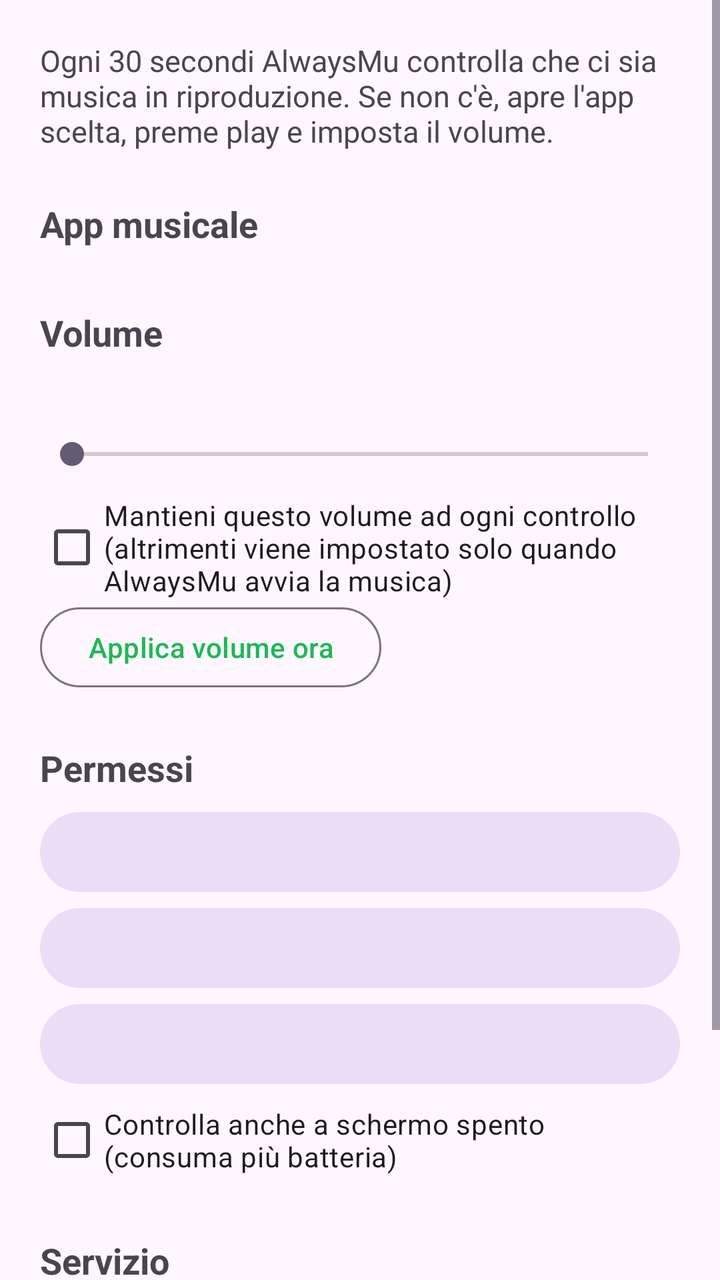
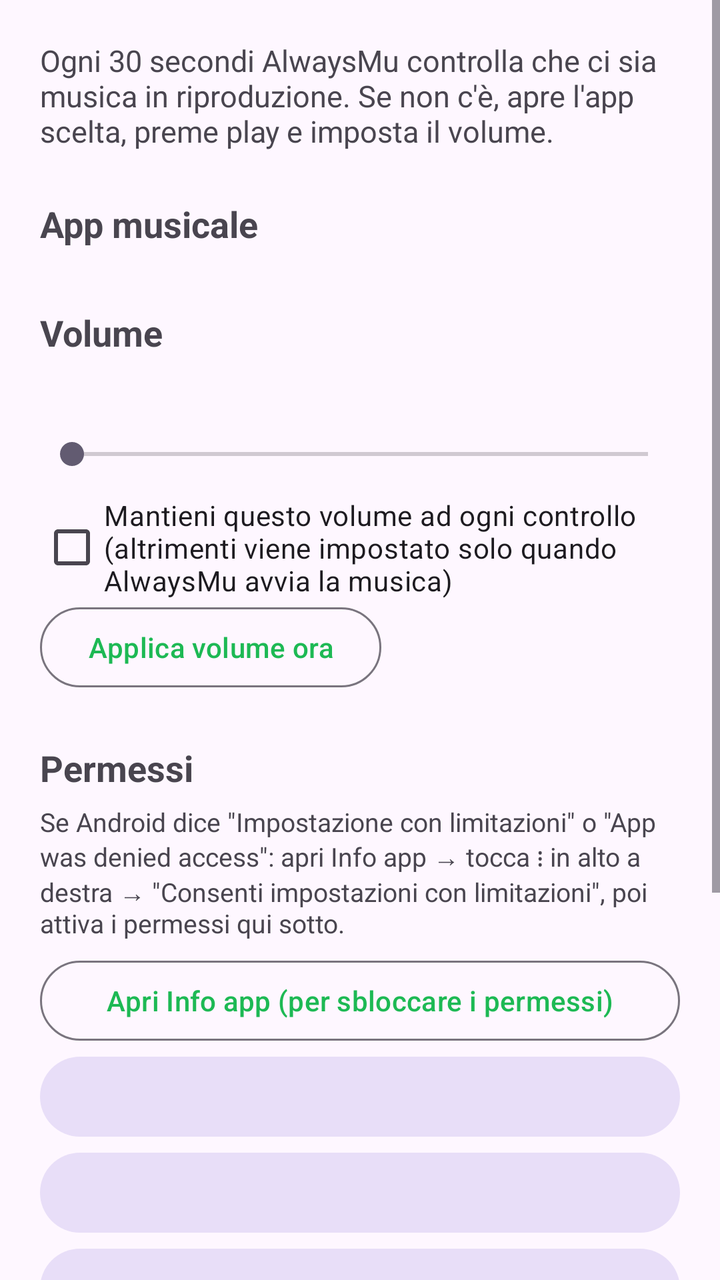

Before-and-after screenshots of an Android layout around one commit, followed by the original layout XML and the change that was made.
<!-- AndroidManifest.xml: application theme Theme.AlwaysMu -->
<!-- res/layout/activity_main.xml -->
<?xml version="1.0" encoding="utf-8"?>
<ScrollView xmlns:android="http://schemas.android.com/apk/res/android"
    android:layout_width="match_parent"
    android:layout_height="match_parent"
    android:fillViewport="true">

    <LinearLayout
        android:layout_width="match_parent"
        android:layout_height="wrap_content"
        android:orientation="vertical"
        android:padding="20dp">

        <TextView
            android:layout_width="match_parent"
            android:layout_height="wrap_content"
            android:text="@string/intro"
            android:textSize="15sp" />

        
        <TextView
            style="@style/SectionTitle"
            android:text="@string/section_app" />

        <RadioGroup
            android:id="@+id/appGroup"
            android:layout_width="match_parent"
            android:layout_height="wrap_content" />

        
        <TextView
            style="@style/SectionTitle"
            android:text="@string/section_volume" />

        <TextView
            android:id="@+id/volumeLabel"
            android:layout_width="match_parent"
            android:layout_height="wrap_content"
            android:textSize="16sp" />

        <SeekBar
            android:id="@+id/volumeBar"
            android:layout_width="match_parent"
            android:layout_height="wrap_content"
            android:paddingVertical="12dp" />

        <CheckBox
            android:id="@+id/enforceVolume"
            android:layout_width="match_parent"
            android:layout_height="wrap_content"
            android:text="@string/enforce_volume" />

        <Button
            android:id="@+id/applyVolumeButton"
            style="@style/Widget.Material3.Button.OutlinedButton"
            android:layout_width="wrap_content"
            android:layout_height="wrap_content"
            android:text="@string/apply_volume" />

        
        <TextView
            style="@style/SectionTitle"
            android:text="@string/section_permissions" />

        <Button
            android:id="@+id/notifAccessButton"
            style="@style/Widget.Material3.Button.TonalButton"
            android:layout_width="match_parent"
            android:layout_height="wrap_content" />

        <Button
            android:id="@+id/overlayButton"
            style="@style/Widget.Material3.Button.TonalButton"
            android:layout_width="match_parent"
            android:layout_height="wrap_content" />

        <Button
            android:id="@+id/batteryButton"
            style="@style/Widget.Material3.Button.TonalButton"
            android:layout_width="match_parent"
            android:layout_height="wrap_content" />

        <CheckBox
            android:id="@+id/keepAwake"
            android:layout_width="match_parent"
            android:layout_height="wrap_content"
            android:text="@string/keep_awake" />

        
        <TextView
            style="@style/SectionTitle"
            android:text="@string/section_service" />

        <Button
            android:id="@+id/toggleButton"
            android:layout_width="match_parent"
            android:layout_height="wrap_content"
            android:textSize="17sp" />

        <Button
            android:id="@+id/checkNowButton"
            style="@style/Widget.Material3.Button.OutlinedButton"
            android:layout_width="match_parent"
            android:layout_height="wrap_content"
            android:text="@string/check_now" />

        <TextView
            android:id="@+id/statusText"
            android:layout_width="match_parent"
            android:layout_height="wrap_content"
            android:layout_marginTop="12dp"
            android:textSize="14sp" />
    </LinearLayout>
</ScrollView>
<!-- resources referenced by this layout -->
<resources>
  <string name="apply_volume">Applica volume ora</string>
  <string name="check_now">Controlla ora</string>
  <string name="enforce_volume">Mantieni questo volume ad ogni controllo (altrimenti viene impostato solo quando AlwaysMu avvia la musica)</string>
  <string name="intro">Ogni 30 secondi AlwaysMu controlla che ci sia musica in riproduzione. Se non c\'è, apre l\'app scelta, preme play e imposta il volume.</string>
  <string name="keep_awake">Controlla anche a schermo spento (consuma più batteria)</string>
  <string name="section_app">App musicale</string>
  <string name="section_permissions">Permessi</string>
  <string name="section_service">Servizio</string>
  <string name="section_volume">Volume</string>
  <style name="SectionTitle">
          <item name="android:layout_width">match_parent</item>
          <item name="android:layout_height">wrap_content</item>
          <item name="android:layout_marginTop">24dp</item>
          <item name="android:layout_marginBottom">6dp</item>
          <item name="android:textSize">18sp</item>
          <item name="android:textStyle">bold</item>
      </style>
  <style name="Theme.AlwaysMu" parent="Theme.Material3.DayNight">
          <item name="colorPrimary">@color/brand</item>
      </style>
  <color name="brand">#1DB954</color>
</resources>

<!-- the commit's change to res/layout/activity_main.xml (unified diff, before → after) -->
@@ -61,6 +61,20 @@
             style="@style/SectionTitle"
             android:text="@string/section_permissions" />
 
+        <TextView
+            android:layout_width="match_parent"
+            android:layout_height="wrap_content"
+            android:layout_marginBottom="6dp"
+            android:text="@string/restricted_hint"
+            android:textSize="13sp" />
+
+        <Button
+            android:id="@+id/appInfoButton"
+            style="@style/Widget.Material3.Button.OutlinedButton"
+            android:layout_width="match_parent"
+            android:layout_height="wrap_content"
+            android:text="@string/open_app_info" />
+
         <Button
             android:id="@+id/notifAccessButton"
             style="@style/Widget.Material3.Button.TonalButton"
<!-- resource entries referenced after the edit -->
@@ -5,6 +5,8 @@
   <string name="enforce_volume">Mantieni questo volume ad ogni controllo (altrimenti viene impostato solo quando AlwaysMu avvia la musica)</string>
   <string name="intro">Ogni 30 secondi AlwaysMu controlla che ci sia musica in riproduzione. Se non c\'è, apre l\'app scelta, preme play e imposta il volume.</string>
   <string name="keep_awake">Controlla anche a schermo spento (consuma più batteria)</string>
+  <string name="open_app_info">Apri Info app (per sbloccare i permessi)</string>
+  <string name="restricted_hint">Se Android dice \"Impostazione con limitazioni\" o \"App was denied access\": apri Info app → tocca ⋮ in alto a destra → \"Consenti impostazioni con limitazioni\", poi attiva i permessi qui sotto.</string>
   <string name="section_app">App musicale</string>
   <string name="section_permissions">Permessi</string>
   <string name="section_service">Servizio</string>
